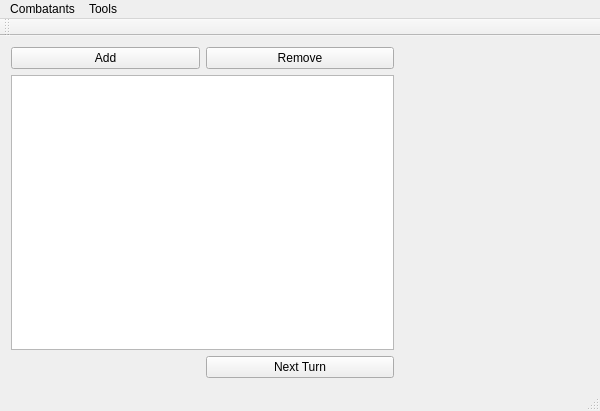
First picture: the form in EncounterManager.ui, repository smithbt/EncounterManager, before the edit.
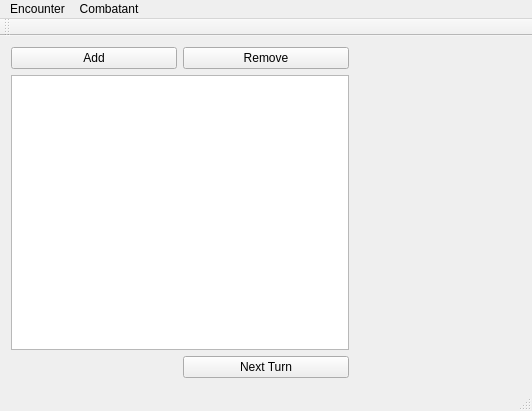
Second picture: the form after the edit. Custom widgets are drawn as their Qt base class.

Commit message: Toggled "Show/Hide Info" label.

```diff
--- a/EncounterManager.ui
+++ b/EncounterManager.ui
@@ -6,7 +6,7 @@
    <rect>
     <x>0</x>
     <y>0</y>
-    <width>600</width>
+    <width>532</width>
     <height>411</height>
    </rect>
   </property>
@@ -51,6 +51,12 @@
     </item>
     <item row="1" column="1" colspan="2">
      <widget class="QListView" name="combatantView">
+      <property name="sizePolicy">
+       <sizepolicy hsizetype="MinimumExpanding" vsizetype="Expanding">
+        <horstretch>0</horstretch>
+        <verstretch>0</verstretch>
+       </sizepolicy>
+      </property>
       <property name="editTriggers">
        <set>QAbstractItemView::DoubleClicked|QAbstractItemView::SelectedClicked</set>
       </property>
@@ -69,26 +75,27 @@
     <rect>
      <x>0</x>
      <y>0</y>
-     <width>600</width>
+     <width>532</width>
      <height>21</height>
     </rect>
    </property>
    <widget class="QMenu" name="menuCombatants">
     <property name="title">
-     <string>Combatants</string>
+     <string>Combatant</string>
     </property>
+    <addaction name="actionToggle_Info"/>
+   </widget>
+   <widget class="QMenu" name="menuEncounter">
+    <property name="title">
+     <string>Encounter</string>
+    </property>
+    <addaction name="actionRoll_Initiative"/>
+    <addaction name="separator"/>
     <addaction name="actionAdd_Combatant"/>
     <addaction name="actionRemove_Combatant"/>
    </widget>
-   <widget class="QMenu" name="menuTools">
-    <property name="title">
-     <string>Tools</string>
-    </property>
-    <addaction name="actionRoll_Initiative"/>
-    <addaction name="actionShow_Info"/>
-   </widget>
+   <addaction name="menuEncounter"/>
    <addaction name="menuCombatants"/>
-   <addaction name="menuTools"/>
   </widget>
   <widget class="QToolBar" name="mainToolBar">
    <attribute name="toolBarArea">
```
Left out of the diff: 42 changed lines with no effect on the pictures. The commit also changes 4 other files.
